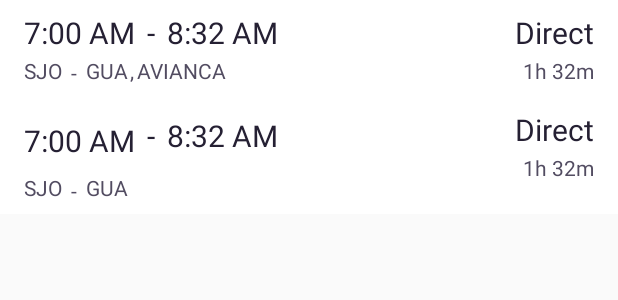
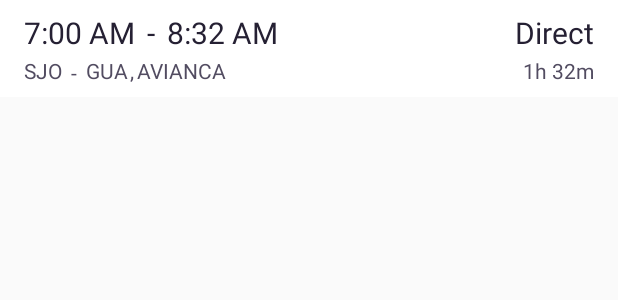
Before and after one commit to eg-96/ExploradorDeViajes, an Android app: the layout activity_flight.xml on its own in the app's theme, with its tools: preview values and no code run, on a phone screen of 412 x 824 dp. Shown: the top 300 px of the screen. Run offline under Robolectric (Android 15) with nearby library versions, the phone set to English and light mode, and no system bars.

Commit message:
Avance en funcionalidad de búsqueda de vuelos con implementación de recycle view

```diff
--- a/app/src/main/java/com/example/exploradordeviajes/Adapters/OneWayFlightAdapter.java
+++ b/app/src/main/java/com/example/exploradordeviajes/Adapters/OneWayFlightAdapter.java
@@ -7,7 +7,10 @@ import android.view.ViewGroup;
 import android.widget.TextView;
 
 import com.example.exploradordeviajes.R;
+import com.google.firebase.Timestamp;
 import com.google.firebase.firestore.QuerySnapshot;
+
+import java.text.SimpleDateFormat;
 
 public class OneWayFlightAdapter extends RecyclerView.Adapter<OneWayFlightAdapter.OneWayFlightViewHolder> {
     private QuerySnapshot mDataset;
@@ -16,11 +19,19 @@ public class OneWayFlightAdapter extends RecyclerView.Adapter<OneWayFlightAdapte
     // Complex data items may need more than one view per item, and
     // you provide access to all the views for a data item in a view holder
     public static class OneWayFlightViewHolder extends RecyclerView.ViewHolder {
-        // each data item is just a string in this case
-        public TextView destinationCodeFly1;
+        public TextView departureTimeFly;
+        public TextView departureCodeFly;
+        public TextView destinationTimeFly;
+        public TextView destinationCodeFly;
+        public TextView airline;
+
         public OneWayFlightViewHolder(ConstraintLayout v) {
             super(v);
-            destinationCodeFly1 = v.findViewById(R.id.destinationCodeFly1);
+            departureTimeFly = v.findViewById(R.id.departureTimeFly);
+            departureCodeFly = v.findViewById(R.id.departureCodeFly);
+            destinationTimeFly = v.findViewById(R.id.destinationTimeFly);
+            destinationCodeFly = v.findViewById(R.id.destinationCodeFly);
+            airline = v.findViewById(R.id.airline);
         }
     }
 
@@ -31,8 +42,7 @@ public class OneWayFlightAdapter extends RecyclerView.Adapter<OneWayFlightAdapte
 
     // Create new views (invoked by the layout manager)
     @Override
-    public OneWayFlightAdapter.OneWayFlightViewHolder onCreateViewHolder(ViewGroup parent,
-                                                               int viewType) {
+    public OneWayFlightAdapter.OneWayFlightViewHolder onCreateViewHolder(ViewGroup parent, int viewType) {
         // create a new view
         ConstraintLayout v = (ConstraintLayout) LayoutInflater.from(parent.getContext())
                 .inflate(R.layout.activity_flight, parent, false);
@@ -44,9 +54,19 @@ public class OneWayFlightAdapter extends RecyclerView.Adapter<OneWayFlightAdapte
          // Replace the contents of a view (invoked by the layout manager)
         @Override
         public void onBindViewHolder(OneWayFlightViewHolder holder, int position) {
-            // - get element from your dataset at this position
-            // - replace the contents of the view with that element
-            holder.destinationCodeFly1.setText(mDataset.getDocuments().get(position).get("DestinationCity").toString());
+            SimpleDateFormat timeFlyFormat = new SimpleDateFormat("HH:mm");
+
+            String departureTimeFly = timeFlyFormat.format(((Timestamp)mDataset.getDocuments().get(position).get("DepartureDateTime")).getSeconds());
+            holder.departureTimeFly.setText(departureTimeFly);
+
+            holder.departureCodeFly.setText(mDataset.getDocuments().get(position).get("DepartureCity").toString());
+
+            String destinationTimeFly = timeFlyFormat.format(((Timestamp)mDataset.getDocuments().get(position).get("DestinationDateTime")).getSeconds());
+            holder.destinationTimeFly.setText(destinationTimeFly);
+
+            holder.destinationCodeFly.setText(mDataset.getDocuments().get(position).get("DestinationCity").toString());
+
+            holder.airline.setText(mDataset.getDocuments().get(position).get("Airline").toString());
 
     }
 
--- a/app/src/main/java/com/example/exploradordeviajes/FlySearching.java
+++ b/app/src/main/java/com/example/exploradordeviajes/FlySearching.java
@@ -1,26 +1,18 @@
 package com.example.exploradordeviajes;
 
-import android.graphics.Interpolator;
 import android.support.annotation.NonNull;
-import android.support.constraint.ConstraintLayout;
 import android.support.v7.app.AppCompatActivity;
 import android.os.Bundle;
 import android.support.v7.widget.LinearLayoutManager;
 import android.support.v7.widget.RecyclerView;
 import android.util.Log;
-import android.view.View;
-import android.widget.TextView;
 
 import com.example.exploradordeviajes.Adapters.OneWayFlightAdapter;
 import com.google.android.gms.tasks.OnCompleteListener;
 import com.google.android.gms.tasks.Task;
-import com.google.firebase.Timestamp;
 import com.google.firebase.analytics.FirebaseAnalytics;
 import com.google.firebase.firestore.FirebaseFirestore;
-import com.google.firebase.firestore.QueryDocumentSnapshot;
 import com.google.firebase.firestore.QuerySnapshot;
-
-import java.text.SimpleDateFormat;
 
 public class FlySearching extends AppCompatActivity {
     private FirebaseAnalytics mFirebaseAnalytics;
@@ -37,8 +29,6 @@ public class FlySearching extends AppCompatActivity {
         mFirebaseAnalytics = FirebaseAnalytics.getInstance(this);
 
         simpleFlightView = findViewById(R.id.rvSimpleFlight);
-
-        // use a linear layout manager
         layoutManager = new LinearLayoutManager(this);
         simpleFlightView.setLayoutManager(layoutManager);
 
@@ -51,31 +41,8 @@ public class FlySearching extends AppCompatActivity {
                         if (task.isSuccessful()) {
                             QuerySnapshot results = task.getResult();
 
-                            // specify an adapter (see also next example)
                             oneWayFlightAdapter = new OneWayFlightAdapter(results);
                             simpleFlightView.setAdapter(oneWayFlightAdapter);
-
-/*                            for (QueryDocumentSnapshot document : results) {
-//                                Log.d("Data", document.getId() + " => " + document.getData());
-
-                                String flightCount = (Integer.toString(results.size())) + " of " + (Integer.toString(results.size()))  + " results shown sorted by Price";
-                                ((TextView)findViewById(R.id.flightCount)).setText(flightCount);
-
-                                ConstraintLayout flightWrapper = findViewById(R.id.wrapFlight);
-
-                                SimpleDateFormat timeFlyFormat = new SimpleDateFormat("HH:mm");
-
-                                String departureTimeFly1 = timeFlyFormat.format(((Timestamp)document.get("DepartureDateTime")).getSeconds());
-                                ((TextView) flightWrapper.findViewById(R.id.departureTimeFly1)).setText(departureTimeFly1);
-
-                                String destinationTimeFly1 = timeFlyFormat.format(((Timestamp)document.get("DestinationDateTime")).getSeconds());
-                                ((TextView) flightWrapper.findViewById(R.id.destinationTimeFly1)).setText(destinationTimeFly1);
-
-                                ((TextView) flightWrapper.findViewById(R.id.departureCodeFly1)).setText(document.get("DepartureCity").toString());
-                                ((TextView) flightWrapper.findViewById(R.id.destinationCodeFly1)).setText(document.get("DestinationCity").toString());
-
-                                ((TextView) flightWrapper.findViewById(R.id.airlineFly1)).setText(document.get("Airline").toString());
-                            }*/
                         } else {
                             Log.w("Error", "Error getting documents.", task.getException());
                         }
--- a/app/src/main/res/layout/activity_flight.xml
+++ b/app/src/main/res/layout/activity_flight.xml
@@ -1,16 +1,18 @@
 <?xml version="1.0" encoding="utf-8"?>
 <android.support.constraint.ConstraintLayout xmlns:android="http://schemas.android.com/apk/res/android"
     xmlns:app="http://schemas.android.com/apk/res-auto"
+    xmlns:tools="http://schemas.android.com/tools"
     android:id="@+id/wrapFlight"
     android:layout_width="match_parent"
     android:layout_height="wrap_content"
+    android:layout_marginBottom="15px"
     android:background="#fff"
     app:layout_constraintEnd_toEndOf="parent"
     app:layout_constraintStart_toStartOf="parent"
     app:layout_constraintTop_toBottomOf="@+id/divider2">
 
     <TextView
-        android:id="@+id/flyConditionFly1"
+        android:id="@+id/flyCondition"
         android:layout_width="wrap_content"
         android:layout_height="wrap_content"
         android:layout_marginTop="8dp"
@@ -22,18 +24,6 @@
         app:layout_constraintTop_toTopOf="parent" />
 
     <TextView
-        android:id="@+id/destinationTimeFly2"
-        android:layout_width="wrap_content"
-        android:layout_height="wrap_content"
-        android:layout_marginStart="8dp"
-        android:layout_marginTop="20dp"
-        android:text="8:32 AM"
-        android:textColor="#252033"
-        android:textSize="20sp"
-        app:layout_constraintStart_toEndOf="@+id/textView14"
-        app:layout_constraintTop_toBottomOf="@+id/airlineFly1" />
-
-    <TextView
         android:id="@+id/textView6"
         android:layout_width="wrap_content"
         android:layout_height="wrap_content"
@@ -42,7 +32,7 @@
         android:text="-"
         android:textColor="#252033"
         android:textSize="20sp"
-        app:layout_constraintStart_toEndOf="@+id/departureTimeFly1"
+        app:layout_constraintStart_toEndOf="@+id/departureTimeFly"
         app:layout_constraintTop_toTopOf="parent" />
 
     <TextView
@@ -53,47 +43,11 @@
         android:layout_marginTop="3dp"
         android:text="-"
         android:textColor="#524C61"
-        app:layout_constraintStart_toEndOf="@+id/departureCodeFly1"
-        app:layout_constraintTop_toBottomOf="@+id/departureTimeFly1" />
+        app:layout_constraintStart_toEndOf="@+id/departureCodeFly"
+        app:layout_constraintTop_toBottomOf="@+id/departureTimeFly" />
 
     <TextView
-        android:id="@+id/textView15"
-        android:layout_width="wrap_content"
-        android:layout_height="wrap_content"
-        android:layout_marginStart="6dp"
-        android:layout_marginTop="2dp"
-        android:text="-"
-        android:textColor="#524C61"
-        app:layout_constraintStart_toEndOf="@+id/departureCodeFly2"
-        app:layout_constraintTop_toTopOf="@+id/departureCodeFly2" />
-
-    <TextView
-        android:id="@+id/textView14"
-        android:layout_width="wrap_content"
-        android:layout_height="wrap_content"
-        android:layout_marginStart="8dp"
-        android:layout_marginTop="20dp"
-        android:text="-"
-        android:textColor="#252033"
-        android:textSize="20sp"
-        app:layout_constraintStart_toEndOf="@+id/departureTimeFly2"
-        app:layout_constraintTop_toBottomOf="@+id/airlineFly1" />
-
-    <TextView
-        android:id="@+id/departureCodeFly2"
-        android:layout_width="wrap_content"
-        android:layout_height="wrap_content"
-        android:layout_marginStart="16dp"
-        android:layout_marginTop="8dp"
-        android:layout_marginBottom="8dp"
-        android:text="SJO"
-        android:textColor="#524C61"
-        app:layout_constraintBottom_toBottomOf="parent"
-        app:layout_constraintStart_toStartOf="parent"
-        app:layout_constraintTop_toBottomOf="@+id/departureTimeFly2" />
-
-    <TextView
-        android:id="@+id/destinationTimeFly1"
+        android:id="@+id/destinationTimeFly"
         android:layout_width="wrap_content"
         android:layout_height="wrap_content"
         android:layout_marginStart="8dp"
@@ -105,19 +59,7 @@
         app:layout_constraintTop_toTopOf="parent" />
 
     <TextView
-        android:id="@+id/flyConditionFly2"
-        android:layout_width="wrap_content"
-        android:layout_height="wrap_content"
-        android:layout_marginTop="16dp"
-        android:layout_marginEnd="16dp"
-        android:text="Direct"
-        android:textColor="#252033"
-        android:textSize="20sp"
-        app:layout_constraintEnd_toEndOf="parent"
-        app:layout_constraintTop_toBottomOf="@+id/Fly1Duration" />
-
-    <TextView
-        android:id="@+id/departureCodeFly1"
+        android:id="@+id/departureCodeFly"
         android:layout_width="wrap_content"
         android:layout_height="wrap_content"
         android:layout_marginStart="16dp"
@@ -125,10 +67,10 @@
         android:text="SJO"
         android:textColor="#524C61"
         app:layout_constraintStart_toStartOf="parent"
-        app:layout_constraintTop_toBottomOf="@+id/departureTimeFly1" />
+        app:layout_constraintTop_toBottomOf="@+id/departureTimeFly" />
 
     <TextView
-        android:id="@+id/departureTimeFly1"
+        android:id="@+id/departureTimeFly"
         android:layout_width="wrap_content"
         android:layout_height="wrap_content"
         android:layout_marginStart="16dp"
@@ -140,19 +82,7 @@
         app:layout_constraintTop_toTopOf="parent" />
 
     <TextView
-        android:id="@+id/departureTimeFly2"
-        android:layout_width="wrap_content"
-        android:layout_height="wrap_content"
-        android:layout_marginStart="16dp"
-        android:layout_marginTop="22dp"
-        android:text="7:00 AM"
-        android:textColor="#252033"
-        android:textSize="20sp"
-        app:layout_constraintStart_toStartOf="parent"
-        app:layout_constraintTop_toBottomOf="@+id/textView9" />
-
-    <TextView
-        android:id="@+id/destinationCodeFly1"
+        android:id="@+id/destinationCodeFly"
         android:layout_width="wrap_content"
         android:layout_height="wrap_content"
         android:layout_marginStart="6dp"
@@ -160,10 +90,10 @@
         android:text="GUA"
         android:textColor="#524C61"
         app:layout_constraintStart_toEndOf="@+id/textView9"
-        app:layout_constraintTop_toBottomOf="@+id/destinationTimeFly1" />
+        app:layout_constraintTop_toBottomOf="@+id/destinationTimeFly" />
 
     <TextView
-        android:id="@+id/Fly1Duration"
+        android:id="@+id/FlyDuration"
         android:layout_width="wrap_content"
         android:layout_height="wrap_content"
         android:layout_marginTop="2dp"
@@ -171,42 +101,20 @@
         android:text="1h 32m"
         android:textColor="#524C61"
         app:layout_constraintEnd_toEndOf="parent"
-        app:layout_constraintTop_toBottomOf="@+id/flyConditionFly1" />
+        app:layout_constraintTop_toBottomOf="@+id/flyCondition" />
 
     <TextView
-        android:id="@+id/fly2Duration"
-        android:layout_width="wrap_content"
-        android:layout_height="wrap_content"
-        android:layout_marginTop="2dp"
-        android:layout_marginEnd="16dp"
-        android:text="1h 32m"
-        android:textColor="#524C61"
-        app:layout_constraintEnd_toEndOf="parent"
-        app:layout_constraintTop_toBottomOf="@+id/flyConditionFly2" />
-
-    <TextView
-        android:id="@+id/airlineFly1"
+        android:id="@+id/airline"
         android:layout_width="wrap_content"
         android:layout_height="wrap_content"
         android:layout_marginStart="6dp"
         android:layout_marginTop="2dp"
+        android:layout_marginBottom="8dp"
         android:text="AVIANCA"
         android:textColor="#524C61"
-        app:layout_constraintStart_toEndOf="@+id/destinationCodeFly1"
-        app:layout_constraintTop_toBottomOf="@+id/destinationTimeFly1" />
-
-    <TextView
-        android:id="@+id/destinationCodeFly2"
-        android:layout_width="wrap_content"
-        android:layout_height="wrap_content"
-        android:layout_marginStart="6dp"
-        android:layout_marginTop="8dp"
-        android:layout_marginBottom="8dp"
-        android:text="GUA"
-        android:textColor="#524C61"
         app:layout_constraintBottom_toBottomOf="parent"
-        app:layout_constraintStart_toEndOf="@+id/textView15"
-        app:layout_constraintTop_toBottomOf="@+id/departureTimeFly2" />
+        app:layout_constraintStart_toEndOf="@+id/destinationCodeFly"
+        app:layout_constraintTop_toBottomOf="@+id/destinationTimeFly" />
 
     <TextView
         android:id="@+id/textView11"
@@ -216,6 +124,6 @@
         android:layout_marginTop="2dp"
         android:text=","
         android:textColor="#524C61"
-        app:layout_constraintStart_toEndOf="@+id/destinationCodeFly1"
-        app:layout_constraintTop_toBottomOf="@+id/destinationTimeFly1" />
+        app:layout_constraintStart_toEndOf="@+id/destinationCodeFly"
+        app:layout_constraintTop_toBottomOf="@+id/destinationTimeFly" />
 </android.support.constraint.ConstraintLayout>
```
